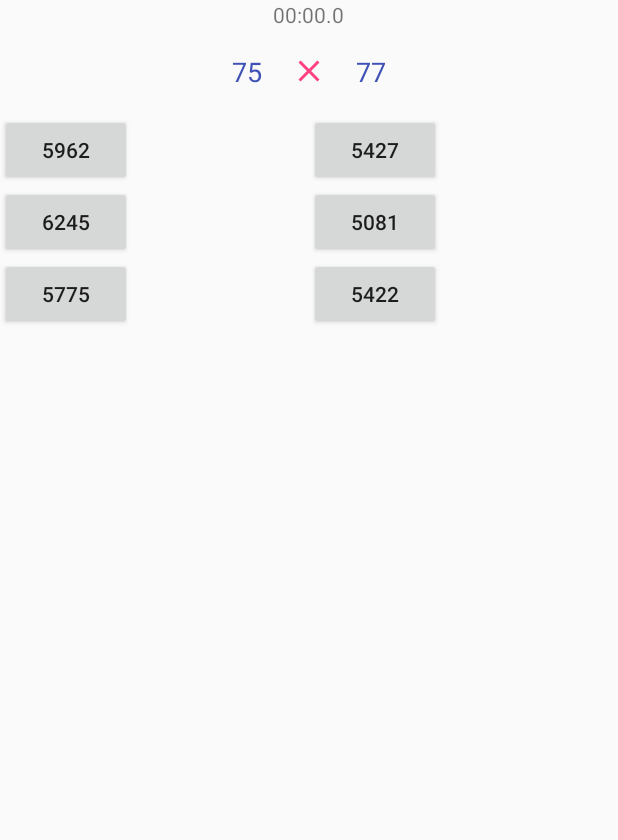
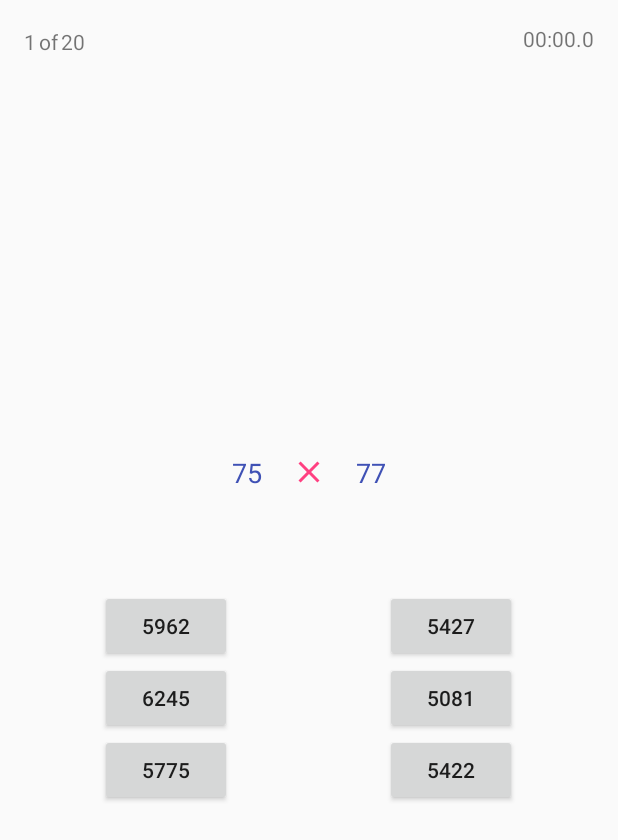
Before and after one commit to RyanHurst/GlobalMagnitude, an Android app: the TriviaFragment screen opened directly, with no data from a screen before it, on a phone screen of 412 x 824 dp. Shown: the top 840 px of the screen. Run offline under Robolectric (Android 15) with nearby library versions, the phone set to English and light mode, and no system bars; our stand-ins replace data binding; 4 statements that could not run were skipped.

Commit message:
updated trivia page layout

```diff
--- a/app/src/main/java/ryanhurst/globalmagnitude/TriviaFragment.java
+++ b/app/src/main/java/ryanhurst/globalmagnitude/TriviaFragment.java
@@ -8,6 +8,7 @@ import android.os.Bundle;
 import android.os.Handler;
 import android.support.annotation.Nullable;
 import android.support.v4.app.Fragment;
+import android.support.v4.view.ViewCompat;
 import android.support.v7.widget.GridLayoutManager;
 import android.support.v7.widget.RecyclerView;
 import android.view.LayoutInflater;
@@ -79,6 +80,8 @@ public class TriviaFragment extends Fragment implements Observer<ArrayList<Integ
     public void onChanged(@Nullable ArrayList<Integer> answers) {
         RecyclerView.Adapter adapter = binding.triviaAnswers.getAdapter();
         if(adapter == null) {
+            ViewCompat.setNestedScrollingEnabled(binding.triviaAnswers, false);
+
             binding.triviaAnswers.setHasFixedSize(true);
             binding.triviaAnswers.setLayoutManager(new GridLayoutManager(getActivity(), 2));
             binding.triviaAnswers.setAdapter(new TriviaAdapter(answers));
--- a/app/src/main/java/ryanhurst/globalmagnitude/viewmodels/TriviaViewModel.java
+++ b/app/src/main/java/ryanhurst/globalmagnitude/viewmodels/TriviaViewModel.java
@@ -91,6 +91,16 @@ public class TriviaViewModel extends BaseObservableViewModel {
         return GmHelper.formatElapsedTime(elapsed);
     }
 
+    @Bindable
+    public String getCurrentRoundIndex() {
+        return (triviaGameModel.currentRoundIndex + 1) + "";
+    }
+
+    @Bindable
+    public String getNumberOfRounds() {
+        return TriviaGame.NUMBER_OF_ROUNDS + "";
+    }
+
     public void answerQuestion(int index) {
         triviaGameModel.getCurrentRound().userAnswerIndex = index;
         if(triviaGameModel.currentRoundIndex < TriviaGame.NUMBER_OF_ROUNDS - 1) {
--- a/app/src/main/res/layout/fragment_trivia.xml
+++ b/app/src/main/res/layout/fragment_trivia.xml
@@ -1,4 +1,4 @@
-<layout  xmlns:android="http://schemas.android.com/apk/res/android"
+<layout xmlns:android="http://schemas.android.com/apk/res/android"
         xmlns:tools="http://schemas.android.com/tools">
 
     <data>
@@ -10,55 +10,98 @@
             type="ryanhurst.globalmagnitude.viewmodels.TriviaViewModel"/>
     </data>
 
+    <RelativeLayout
+        android:layout_width="match_parent"
+        android:layout_height="match_parent">
+
+        <android.support.v4.widget.NestedScrollView
+            android:layout_width="match_parent"
+            android:layout_height="match_parent"
+            tools:context="ryanhurst.globalmagnitude.TriviaFragment">
+
             <LinearLayout
                 android:layout_width="match_parent"
-        android:layout_height="match_parent"
-        android:orientation="vertical"
-        android:gravity="center_horizontal"
-        tools:context="ryanhurst.globalmagnitude.TriviaFragment">
-
-        <TextView
-            android:layout_width="wrap_content"
                 android:layout_height="wrap_content"
-            tools:text="00:00.00"
-            android:text="@{vm.time}"
-            />
+                android:layout_gravity="center"
+                android:layout_margin="16dp"
+                android:gravity="center"
+                android:orientation="vertical">
 
                 <LinearLayout
                     android:layout_width="wrap_content"
                     android:layout_height="wrap_content"
                     android:gravity="center"
+                    android:layout_marginBottom="50dp"
                     android:orientation="horizontal">
 
                     <TextView
                         style="@style/TriviaNumber"
                         android:layout_width="wrap_content"
                         android:layout_height="wrap_content"
-                tools:text="24"
-                android:text="@{vm.factor1}"/>
+                        android:text="@{vm.factor1}"
+                        tools:text="24"/>
 
                     <ImageView
                         android:layout_width="wrap_content"
                         android:layout_height="wrap_content"
+                        android:padding="3dp"
                         android:src="@drawable/x"
-                android:padding="3dp"
                         android:tint="@color/colorAccent"/>
 
                     <TextView
                         style="@style/TriviaNumber"
                         android:layout_width="wrap_content"
                         android:layout_height="wrap_content"
-                tools:text="48"
-                android:text="@{vm.factor2}"/>
+                        android:text="@{vm.factor2}"
+                        tools:text="48"/>
 
                 </LinearLayout>
 
                 <android.support.v7.widget.RecyclerView
                     android:id="@+id/trivia_answers"
                     android:layout_width="match_parent"
-            android:layout_height="match_parent"/>
+                    android:layout_height="wrap_content"/>
 
             </LinearLayout>
 
+        </android.support.v4.widget.NestedScrollView>
+
+        <LinearLayout
+            android:layout_width="wrap_content"
+            android:layout_height="wrap_content"
+            android:gravity="center"
+            android:orientation="horizontal"
+            android:padding="16dp">
+
+            <TextView
+                android:layout_width="wrap_content"
+                android:layout_height="wrap_content"
+                android:text="@{vm.currentRoundIndex}"
+                tools:text="1"/>
+
+            <TextView
+                android:layout_width="wrap_content"
+                android:layout_height="wrap_content"
+                android:padding="2dp"
+                android:text="@string/of"/>
+
+            <TextView
+                android:layout_width="wrap_content"
+                android:layout_height="wrap_content"
+                android:text="@{vm.numberOfRounds}"
+                tools:text="20"/>
+
+        </LinearLayout>
+
+        <TextView
+            android:layout_width="wrap_content"
+            android:layout_height="wrap_content"
+            android:text="@{vm.time}"
+            tools:text="00:00.0"
+            android:layout_alignParentEnd="true"
+            android:padding="16dp"
+            />
+
+    </RelativeLayout>
 
 </layout>
--- a/app/src/main/res/layout/row_answer.xml
+++ b/app/src/main/res/layout/row_answer.xml
@@ -2,10 +2,17 @@
 <layout xmlns:android="http://schemas.android.com/apk/res/android"
         xmlns:tools="http://schemas.android.com/tools">
 
-    <Button
-        android:id="@+id/answer_button"
-        android:layout_width="wrap_content"
-        android:layout_height="wrap_content"
-        tools:text="456"/>
+    <FrameLayout
+        android:layout_width="match_parent"
+        android:layout_height="wrap_content">
+
+        <Button
+            android:id="@+id/answer_button"
+            android:layout_width="wrap_content"
+            android:layout_height="wrap_content"
+            android:layout_gravity="center"
+            tools:text="456"/>
+
+    </FrameLayout>
 
 </layout>
--- a/app/src/main/res/values/strings.xml
+++ b/app/src/main/res/values/strings.xml
@@ -12,5 +12,6 @@
 
     <string name="error">error</string>
     <string name="play">Play</string>
+    <string name="of">of</string>
 
 </resources>
```
Lines whose indentation alone changed are shown as unchanged.
